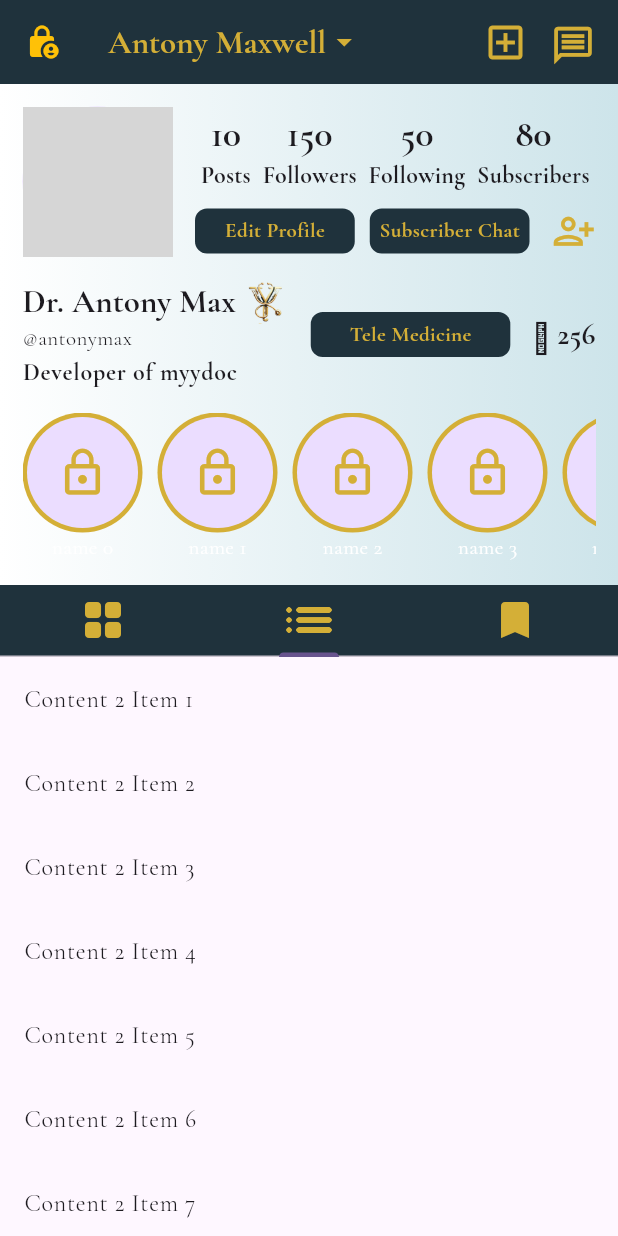
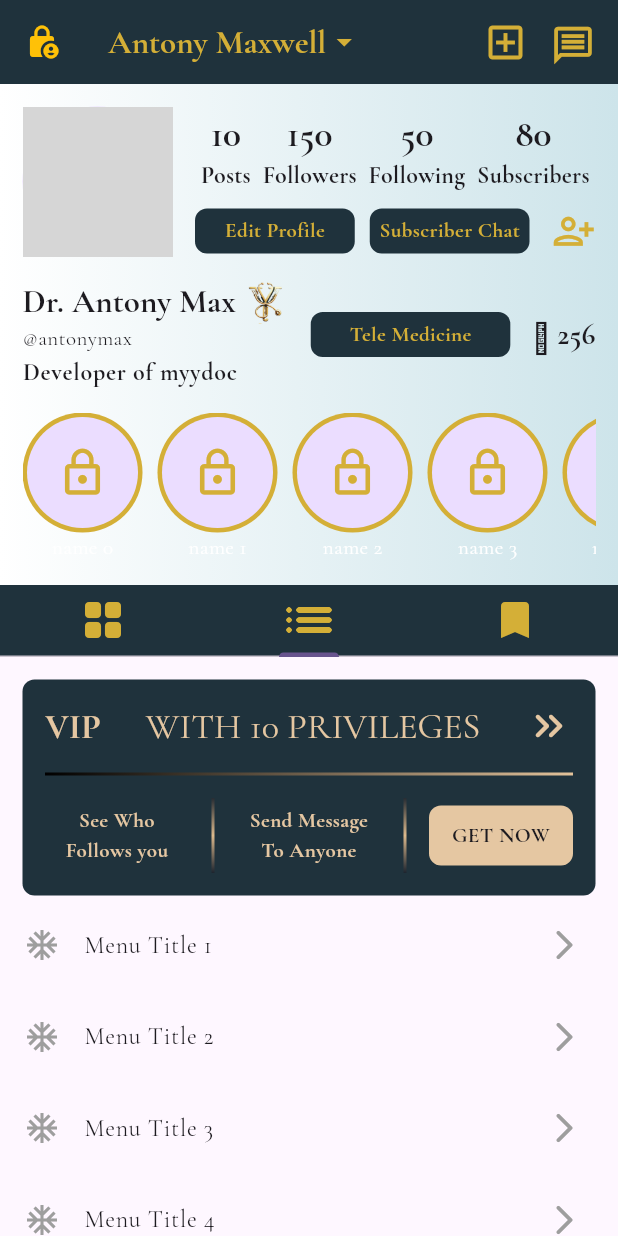
Before and after one commit to MyyDoc/Myy-Doctor, a Flutter app: the ProfileScreen screen opened directly, tab 2 chosen, on a phone screen of 412 x 824 dp. Run offline on Flutter 3.47's test engine with Material 3 defaults, Android fonts, the phone set to English and light mode, and no system bars; our stand-ins replace font_awesome_flutter, geocoding, geolocator, google_fonts, shared_preferences; accounts and stored records are empty; network calls fail; grey boxes are pictures that could not be loaded.

Commit message:
Profile screen has finished

```diff
--- a/lib/main.dart
+++ b/lib/main.dart
@@ -1,8 +1,10 @@
 import 'package:flutter/material.dart';
 import 'package:google_fonts/google_fonts.dart';
 import 'package:myydoctor/presentation/screens/auth/onboarding.dart';
+import 'package:myydoctor/presentation/screens/auth/splash_screen.dart';
 
 void main() {
+  WidgetsFlutterBinding.ensureInitialized();
   runApp(const MyApp());
 }
 
@@ -18,7 +20,7 @@ class MyApp extends StatelessWidget {
         colorScheme: ColorScheme.fromSeed(seedColor: Colors.deepPurple),
          textTheme: GoogleFonts.cormorantGaramondTextTheme(),
       ),
-      home: OnboardingScreen(),
+      home: SplashScreen()
     );
   }
 }
--- a/lib/presentation/screens/profile/profile_screen.dart
+++ b/lib/presentation/screens/profile/profile_screen.dart
@@ -2,6 +2,8 @@ import 'package:flutter/material.dart';
 import 'package:myydoctor/presentation/widgets/common_widgets.dart';
 import 'package:myydoctor/presentation/widgets/home/feed_container_item.dart';
 import 'package:myydoctor/presentation/widgets/home/story_circle.dart';
+import 'package:myydoctor/presentation/widgets/profile/goto_payment_container.dart';
+import 'package:myydoctor/presentation/widgets/profile/saved_contents.dart';
 
 class ProfileScreen extends StatefulWidget {
   const ProfileScreen({super.key});
@@ -118,7 +120,6 @@ class _ProfileScreenState extends State<ProfileScreen>
         body: TabBarView(
           controller: _tabController,
           children: [
-            // Tab 1: Feed items
             Container(
               decoration: const BoxDecoration(
                 gradient: LinearGradient(
@@ -133,27 +134,35 @@ class _ProfileScreenState extends State<ProfileScreen>
               child: ListView.separated(
                 padding: EdgeInsets.symmetric(vertical: 10),
                 itemCount: 10,
-                separatorBuilder: (context, index) => const SizedBox(height: 30),
+                separatorBuilder:
+                    (context, index) => const SizedBox(height: 30),
                 itemBuilder:
                     (context, index) => FeedContainerItem(textTheme: textTheme),
               ),
             ),
 
             // Tab 2: Content 2
-            ListView(
-              children: [
-                for (int i = 0; i < 20; i++)
-                  ListTile(title: Text("Content 2 Item ${i + 1}")),
-              ],
+            ListView.separated(
+              itemBuilder:
+                  (context, index) =>
+                      index == 0
+                          ? PaymentPosterContainer(textTheme: textTheme)
+                          : ListTile(
+                            leading: Icon(
+                              Icons.ac_unit_sharp,
+                              color: Colors.grey,
+                            ),
+                            title: Text("Menu Title $index"),
+                            trailing: Icon(
+                              Icons.arrow_forward_ios_rounded,
+                              color: Colors.grey,
+                            ),
+                          ),
+              separatorBuilder: (context, index) => const SizedBox(height: 5),
+              itemCount: 10,
             ),
 
-            // Tab 3: Content 3
-            ListView(
-              children: [
-                for (int i = 0; i < 15; i++)
-                  ListTile(title: Text("Bookmark Item ${i + 1}")),
-              ],
-            ),
+            SavedContents(),
           ],
         ),
       ),
@@ -168,7 +177,12 @@ class _ProfileScreenState extends State<ProfileScreen>
       children: [
         Row(
           children: [
-            CircleAvatar(radius: 50, backgroundImage: NetworkImage("https://imgs.search.brave.com/Q40jLVzOHGTUVtrYicyrl9Wmxx3nCnz3xr9Crh_Nm_4/rs:fit:860:0:0:0/g:ce/aHR0cHM6Ly93YWxs/cGFwZXJzLmNvbS9p/bWFnZXMvaGQvY2xv/c2UtdXAtaW1hZ2Ut/b2YtcGF1bC13YWxr/ZXItb2d1MWRheWd0/YnRramxlei5qcGc"),),
+            CircleAvatar(
+              radius: 50,
+              backgroundImage: NetworkImage(
+                "https://imgs.search.brave.com/Q40jLVzOHGTUVtrYicyrl9Wmxx3nCnz3xr9Crh_Nm_4/rs:fit:860:0:0:0/g:ce/aHR0cHM6Ly93YWxs/cGFwZXJzLmNvbS9p/bWFnZXMvaGQvY2xv/c2UtdXAtaW1hZ2Ut/b2YtcGF1bC13YWxr/ZXItb2d1MWRheWd0/YnRramxlei5qcGc",
+              ),
+            ),
             const SizedBox(width: 15),
             Expanded(
               child: Column(
@@ -234,7 +248,7 @@ class _ProfileScreenState extends State<ProfileScreen>
                 ),
               ],
             ),
-            const SizedBox(width: 10,),
+            const SizedBox(width: 10),
             Expanded(child: customContainerWidget("Tele Medicine")),
             const SizedBox(width: 15),
             Text("🪙", style: TextStyle(fontSize: 22)),
--- /dev/null
+++ b/lib/presentation/widgets/profile/goto_payment_container.dart
@@ -0,0 +1,155 @@
+
+import 'package:flutter/material.dart';
+
+class PaymentPosterContainer extends StatelessWidget {
+  const PaymentPosterContainer({
+    super.key,
+    required this.textTheme,
+  });
+
+  final TextTheme textTheme;
+
+  @override
+  Widget build(BuildContext context) {
+    return Padding(
+      padding: const EdgeInsets.only(
+        top: 15,
+        right: 15,
+        left: 15,
+      ),
+      child: Container(
+        padding: EdgeInsets.all(15),
+        width: 300,
+        decoration: BoxDecoration(
+          borderRadius: BorderRadius.circular(8),
+          color: Color(0xFF1F323C),
+        ),
+        child: Column(
+          children: [
+            Row(
+              mainAxisAlignment:
+                  MainAxisAlignment.spaceBetween,
+              children: [
+                Text(
+                  "VIP",
+                  style: textTheme.headlineSmall!
+                      .copyWith(
+                        color: Color(0xFFE5C7A2),
+                        fontWeight: FontWeight.bold,
+                      ),
+                ),
+                Text(
+                  "With 10 privileges".toUpperCase(),
+                  style: textTheme.headlineSmall!
+                      .copyWith(color: Color(0xFFE5C7A2)),
+                ),
+                Icon(
+                  Icons
+                      .keyboard_double_arrow_right_rounded,
+                  color: Color(0xFFE5C7A2),
+                  size: 32,
+                ),
+              ],
+            ),
+            const SizedBox(height: 15),
+            Container(
+              height: 2,
+              width: double.infinity,
+              decoration: const BoxDecoration(
+                gradient: LinearGradient(
+                  begin: Alignment.centerLeft,
+                  end: Alignment.centerRight,
+                  colors: [
+                    Color(0xFF000000), // black
+                    Color(0xFFE2C29A), // gold
+                  ],
+                ),
+              ),
+            ),
+            const SizedBox(height: 15),
+            Row(
+              mainAxisAlignment: MainAxisAlignment.spaceBetween,
+              children: [
+                Expanded(
+                  child: Text(
+                    textAlign: TextAlign.center,
+                    maxLines: 2,
+                    "See Who Follows you",
+                    style: TextStyle(
+                      fontWeight: FontWeight.bold,
+                      color: Color(0xFFE5C7A2),
+                    ),
+                  ),
+                ),
+                Padding(
+                  padding: const EdgeInsets.symmetric(horizontal: 15),
+                  child: Container(
+                    width: 2,
+                    height: 50,
+                    decoration: const BoxDecoration(
+                      gradient: LinearGradient(
+                        begin: Alignment.topCenter,
+                        end: Alignment.bottomCenter,
+                        colors: [
+                          Color(0xFF272C33), // top
+                          Color(0xFFDCB98C), // middle
+                          Color(0xFF1D242E), // bottom
+                        ],
+                      ),
+                    ),
+                  ),
+                ),
+                Expanded(
+                  child: Text(
+                    textAlign: TextAlign.center,
+                    maxLines: 2,
+                    "Send Message To Anyone",
+                    style: TextStyle(
+                      fontWeight: FontWeight.bold,
+                      color: Color(0xFFE5C7A2),
+                    ),
+                  ),
+                ),
+                Padding(
+                 padding: const EdgeInsets.symmetric(horizontal: 15),
+                  child: Container(
+                    width: 2,
+                    height: 50,
+                    decoration: const BoxDecoration(
+                      gradient: LinearGradient(
+                        begin: Alignment.topCenter,
+                        end: Alignment.bottomCenter,
+                        colors: [
+                          Color(0xFF272C33), // top
+                          Color(0xFFDCB98C), // middle
+                          Color(0xFF1D242E), // bottom
+                        ],
+                      ),
+                    ),
+                  ),
+                ),
+                Expanded(
+                  child: GestureDetector(
+                    onTap: () {
+                      print("payment clicked");
+                    },
+                    child: Container(
+                      alignment: Alignment.center,
+                      height: 40,
+                      width: 80,
+                      decoration: BoxDecoration(
+                        color: Color(0xFFE5C7A2),
+                        borderRadius: BorderRadius.circular(8)
+                      ),
+                      child: Text("GET NOW", style: TextStyle(fontWeight: FontWeight.bold),),
+                    ),
+                  ),
+                )
+              ],
+            ),
+          ],
+        ),
+      ),
+    );
+  }
+}
--- a/pubspec.yaml
+++ b/pubspec.yaml
@@ -15,6 +15,7 @@ dependencies:
   geocoding: ^4.0.0
   geolocator: ^14.0.1
   google_fonts: ^6.1.0
+  shared_preferences: ^2.5.3
 
 dev_dependencies:
   flutter_lints: ^5.0.0
```
Also changed, not shown: lib/presentation/screens/auth/splash_screen.dart (added, +88 -0 lines), lib/presentation/widgets/profile/saved_contents.dart (added, +30 -0 lines), pubspec.lock, 1 other file.
